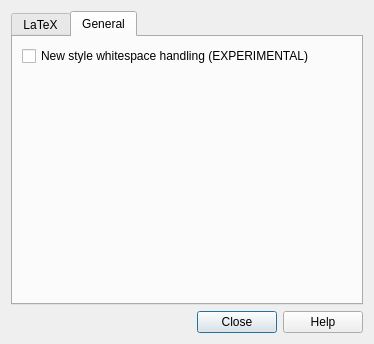
Before: the Qt Designer form designer/modelopts.ui in ankitects/anki, drawn with Qt 5.
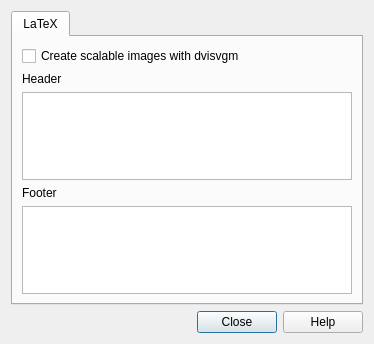
After: the same form once the commit is applied. The open tabs and pages were chosen to show the change.

Commit message:
drop experimental prewrap mode
- pasting in prewrap mode had been broken for a while and nobody noticed
- needs changes to export code and cloze handling code to deal with the
newlines
- newline rewriting in filterNode() is likely fragile
- may revisit post 2.1

```diff
--- a/designer/modelopts.ui
+++ b/designer/modelopts.ui
@@ -64,33 +64,6 @@
        </item>
       </layout>
      </widget>
-     <widget class="QWidget" name="tab_2">
-      <attribute name="title">
-       <string>General</string>
-      </attribute>
-      <layout class="QVBoxLayout" name="verticalLayout_3">
-       <item>
-        <widget class="QCheckBox" name="newStyleWhitespace">
-         <property name="text">
-          <string>New style whitespace handling (EXPERIMENTAL)</string>
-         </property>
-        </widget>
-       </item>
-       <item>
-        <spacer name="verticalSpacer">
-         <property name="orientation">
-          <enum>Qt::Vertical</enum>
-         </property>
-         <property name="sizeHint" stdset="0">
-          <size>
-           <width>20</width>
-           <height>40</height>
-          </size>
-         </property>
-        </spacer>
-       </item>
-      </layout>
-     </widget>
     </widget>
    </item>
    <item>
```
The commit also changes 5 other files.
